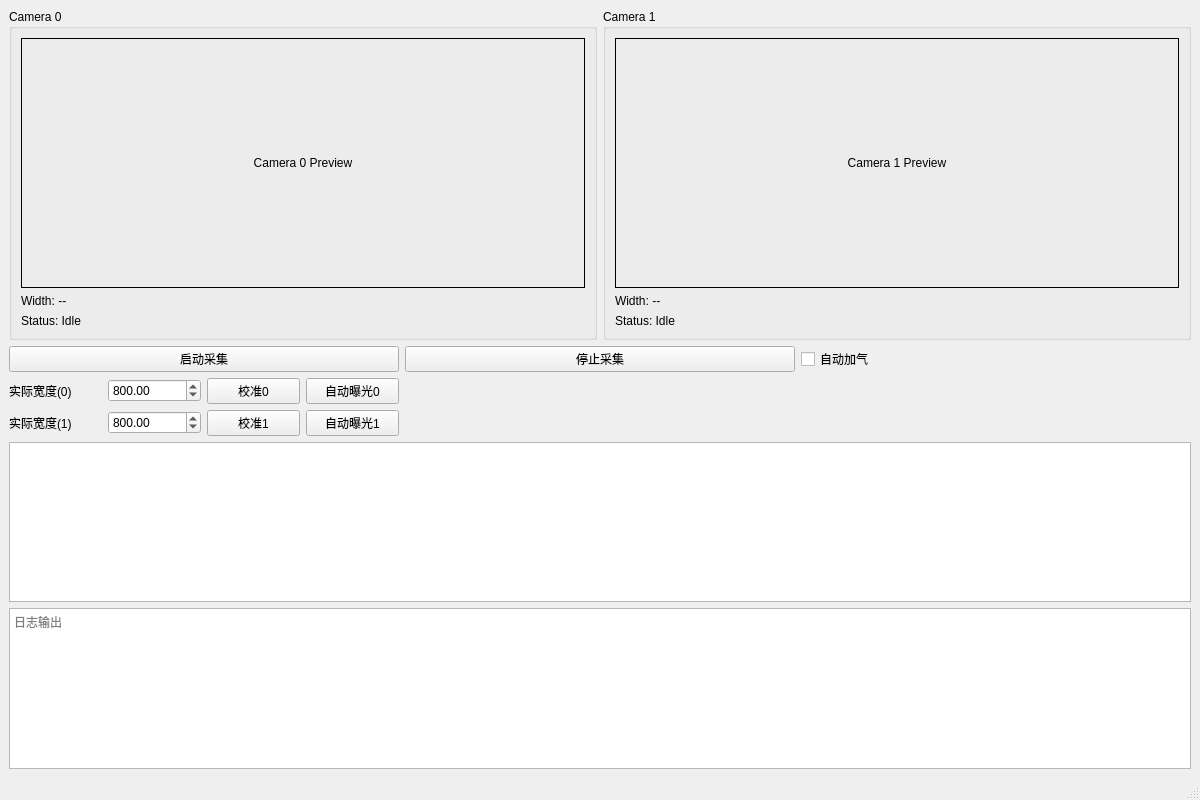
First picture: the form in xingaodaapp.ui, repository ba7lgj-dev/MyOpenCV, before the edit.
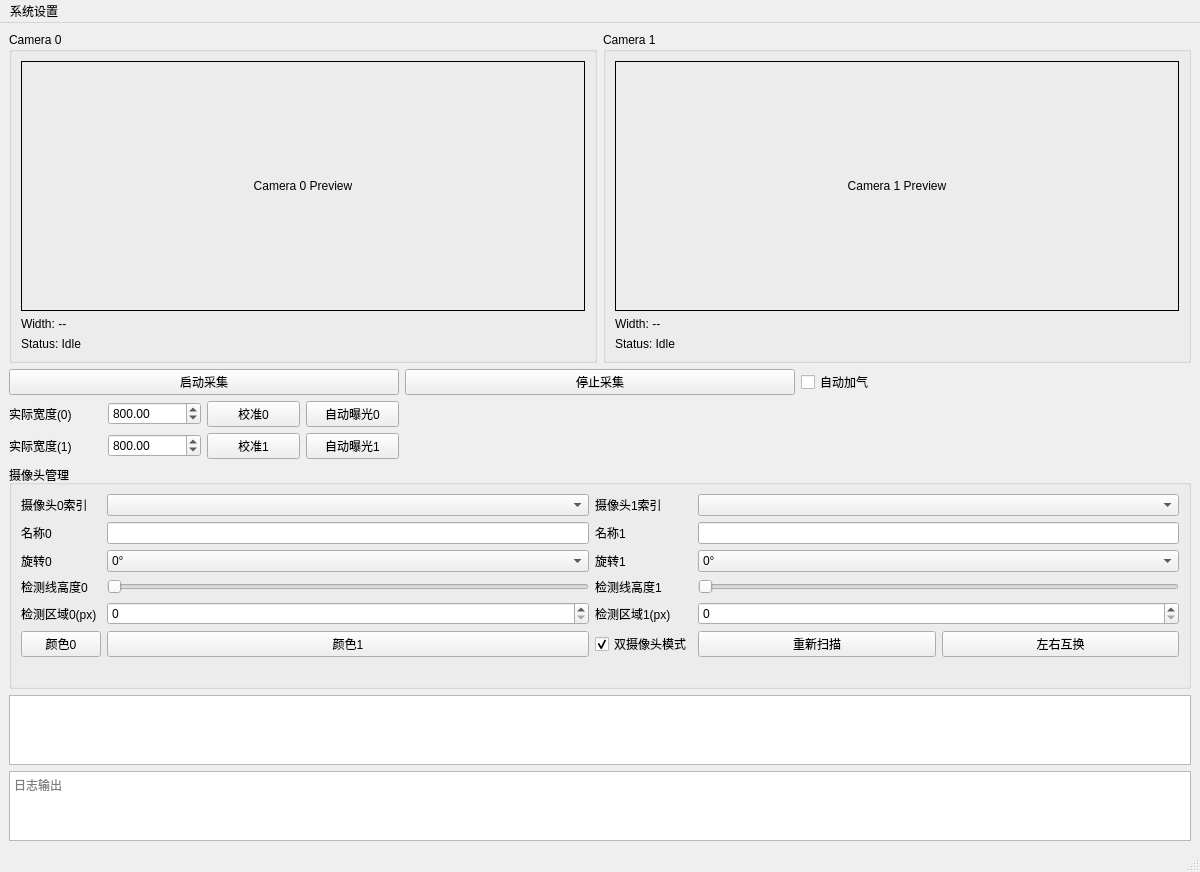
Second picture: the form after the edit. Custom widgets are drawn as their Qt base class.

Commit message: Add camera management UI and retry logic

The edit to the form file:
```diff
--- a/xingaodaapp.ui
+++ b/xingaodaapp.ui
@@ -198,6 +198,241 @@
       </item>
      </layout>
     </item>
+    <item>
+     <widget class="QGroupBox" name="groupCameraSettings">
+      <property name="title">
+       <string>摄像头管理</string>
+      </property>
+      <layout class="QGridLayout" name="gridLayoutCamera">
+       <item row="0" column="0">
+        <widget class="QLabel" name="labelCam0Index">
+         <property name="text">
+          <string>摄像头0索引</string>
+         </property>
+        </widget>
+       </item>
+       <item row="0" column="1">
+        <widget class="QComboBox" name="comboCamera0"/>
+       </item>
+       <item row="0" column="2">
+        <widget class="QLabel" name="labelCam1Index">
+         <property name="text">
+          <string>摄像头1索引</string>
+         </property>
+        </widget>
+       </item>
+       <item row="0" column="3">
+        <widget class="QComboBox" name="comboCamera1"/>
+       </item>
+       <item row="1" column="0">
+        <widget class="QLabel" name="labelName0">
+         <property name="text">
+          <string>名称0</string>
+         </property>
+        </widget>
+       </item>
+       <item row="1" column="1">
+        <widget class="QLineEdit" name="editName0"/>
+       </item>
+       <item row="1" column="2">
+        <widget class="QLabel" name="labelName1">
+         <property name="text">
+          <string>名称1</string>
+         </property>
+        </widget>
+       </item>
+       <item row="1" column="3">
+        <widget class="QLineEdit" name="editName1"/>
+       </item>
+       <item row="2" column="0">
+        <widget class="QLabel" name="labelRotation0">
+         <property name="text">
+          <string>旋转0</string>
+         </property>
+        </widget>
+       </item>
+       <item row="2" column="1">
+        <widget class="QComboBox" name="comboRotation0">
+         <item>
+          <property name="text">
+           <string>0°</string>
+          </property>
+         </item>
+         <item>
+          <property name="text">
+           <string>90°</string>
+          </property>
+         </item>
+         <item>
+          <property name="text">
+           <string>180°</string>
+          </property>
+         </item>
+         <item>
+          <property name="text">
+           <string>270°</string>
+          </property>
+         </item>
+        </widget>
+       </item>
+       <item row="2" column="2">
+        <widget class="QLabel" name="labelRotation1">
+         <property name="text">
+          <string>旋转1</string>
+         </property>
+        </widget>
+       </item>
+       <item row="2" column="3">
+        <widget class="QComboBox" name="comboRotation1">
+         <item>
+          <property name="text">
+           <string>0°</string>
+          </property>
+         </item>
+         <item>
+          <property name="text">
+           <string>90°</string>
+          </property>
+         </item>
+         <item>
+          <property name="text">
+           <string>180°</string>
+          </property>
+         </item>
+         <item>
+          <property name="text">
+           <string>270°</string>
+          </property>
+         </item>
+        </widget>
+       </item>
+       <item row="3" column="0">
+        <widget class="QLabel" name="labelLine0">
+         <property name="text">
+          <string>检测线高度0</string>
+         </property>
+        </widget>
+       </item>
+       <item row="3" column="1">
+        <widget class="QSlider" name="sliderLine0">
+         <property name="orientation">
+          <enum>Qt::Horizontal</enum>
+         </property>
+         <property name="maximum">
+          <number>100</number>
+         </property>
+        </widget>
+       </item>
+       <item row="3" column="2">
+        <widget class="QLabel" name="labelLine1">
+         <property name="text">
+          <string>检测线高度1</string>
+         </property>
+        </widget>
+       </item>
+       <item row="3" column="3">
+        <widget class="QSlider" name="sliderLine1">
+         <property name="orientation">
+          <enum>Qt::Horizontal</enum>
+         </property>
+         <property name="maximum">
+          <number>100</number>
+         </property>
+        </widget>
+       </item>
+       <item row="4" column="0">
+        <widget class="QLabel" name="labelRegion0">
+         <property name="text">
+          <string>检测区域0(px)</string>
+         </property>
+        </widget>
+       </item>
+       <item row="4" column="1">
+        <widget class="QSpinBox" name="spinRegion0">
+         <property name="maximum">
+          <number>2000</number>
+         </property>
+        </widget>
+       </item>
+       <item row="4" column="2">
+        <widget class="QLabel" name="labelRegion1">
+         <property name="text">
+          <string>检测区域1(px)</string>
+         </property>
+        </widget>
+       </item>
+       <item row="4" column="3">
+        <widget class="QSpinBox" name="spinRegion1">
+         <property name="maximum">
+          <number>2000</number>
+         </property>
+        </widget>
+       </item>
+       <item row="5" column="0">
+        <widget class="QPushButton" name="btnColor0">
+         <property name="text">
+          <string>颜色0</string>
+         </property>
+        </widget>
+       </item>
+       <item row="5" column="1">
+        <widget class="QPushButton" name="btnColor1">
+         <property name="text">
+          <string>颜色1</string>
+         </property>
+        </widget>
+       </item>
+       <item row="5" column="2">
+        <widget class="QCheckBox" name="chkDualMode">
+         <property name="text">
+          <string>双摄像头模式</string>
+         </property>
+         <property name="checked">
+          <bool>true</bool>
+         </property>
+        </widget>
+       </item>
+       <item row="5" column="3">
+        <layout class="QHBoxLayout" name="layoutCamButtons">
+         <item>
+          <widget class="QPushButton" name="btnRescan">
+           <property name="text">
+            <string>重新扫描</string>
+           </property>
+          </widget>
+         </item>
+         <item>
+          <widget class="QPushButton" name="btnSwap">
+           <property name="text">
+            <string>左右互换</string>
+           </property>
+          </widget>
+         </item>
+        </layout>
+       </item>
+       <item row="6" column="0" colspan="2">
+        <widget class="QLabel" name="labelCameraStatus0">
+         <property name="text">
+          <string/>
+         </property>
+         <property name="styleSheet">
+          <string notr="true">color: red;</string>
+         </property>
+        </widget>
+       </item>
+       <item row="6" column="2" colspan="2">
+        <widget class="QLabel" name="labelCameraStatus1">
+         <property name="text">
+          <string/>
+         </property>
+         <property name="styleSheet">
+          <string notr="true">color: red;</string>
+         </property>
+        </widget>
+       </item>
+      </layout>
+     </widget>
+    </item>
     <item>
      <widget class="QChartView" name="chartView"/>
     </item>
@@ -210,7 +445,52 @@
     </item>
    </layout>
   </widget>
-  <widget class="QMenuBar" name="menubar"/>
+  <widget class="QMenuBar" name="menubar">
+   <property name="geometry">
+    <rect>
+     <x>0</x>
+     <y>0</y>
+     <width>1200</width>
+     <height>26</height>
+    </rect>
+   </property>
+   <widget class="QMenu" name="menuSystem">
+    <property name="title">
+     <string>系统设置</string>
+    </property>
+    <addaction name="actionCamera"/>
+    <addaction name="actionDetect"/>
+    <addaction name="actionPump"/>
+    <addaction name="actionPush"/>
+    <addaction name="actionRestore"/>
+   </widget>
+   <addaction name="menuSystem"/>
+  </widget>
+  <action name="actionCamera">
+   <property name="text">
+    <string>摄像头管理</string>
+   </property>
+  </action>
+  <action name="actionDetect">
+   <property name="text">
+    <string>检测参数</string>
+   </property>
+  </action>
+  <action name="actionPump">
+   <property name="text">
+    <string>自动加气配置</string>
+   </property>
+  </action>
+  <action name="actionPush">
+   <property name="text">
+    <string>推送配置</string>
+   </property>
+  </action>
+  <action name="actionRestore">
+   <property name="text">
+    <string>恢复默认设置</string>
+   </property>
+  </action>
   <widget class="QStatusBar" name="statusbar"/>
  </widget>
  <customwidgets>
```
The commit also changes 8 other files.
